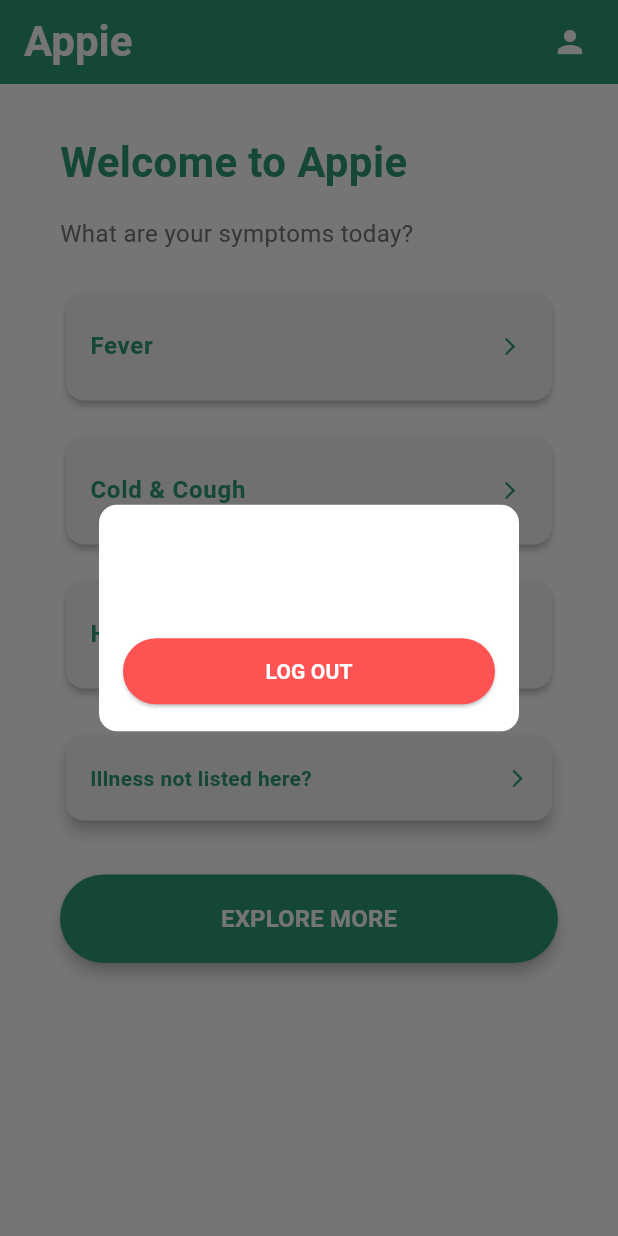
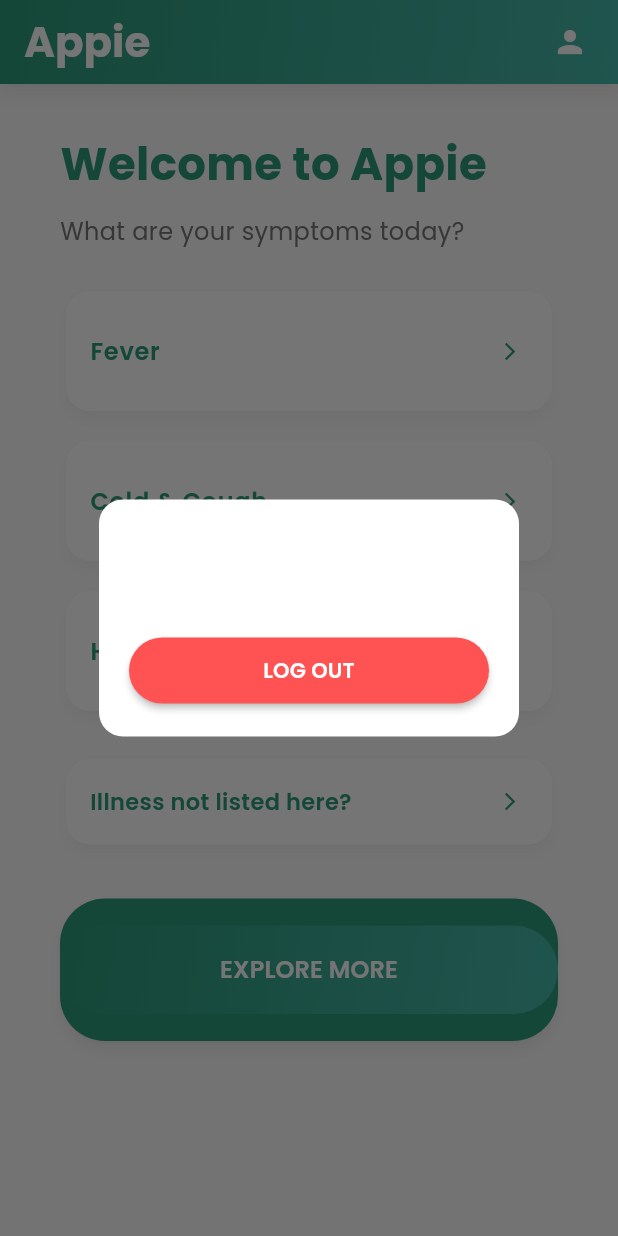
Before and after one commit to RishikNatra/Appie, a Flutter app: the screen it shows once a user with an empty profile is signed in, after a tap on the "person" icon, on a phone screen of 412 x 824 dp. Run offline on Flutter 3.47's test engine with Material 3 defaults, Android fonts, the phone set to English and light mode, and no system bars; our stand-ins replace cloud_firestore, firebase_auth, firebase_core, font_awesome_flutter, google_fonts; accounts and stored records are empty.

Commit message:
ui changes

```diff
--- a/lib/screens/home_page.dart
+++ b/lib/screens/home_page.dart
@@ -1,28 +1,44 @@
 import 'package:flutter/material.dart';
 import 'package:firebase_auth/firebase_auth.dart';
 import 'package:cloud_firestore/cloud_firestore.dart';
+import 'package:google_fonts/google_fonts.dart'; // Added for modern typography
 
 class HomePage extends StatelessWidget {
   const HomePage({super.key});
 
-  // Function to fetch user data from Firestore
+  // Fetch user data from Firestore
   Future<Map<String, String>> _getUserData() async {
     final user = FirebaseAuth.instance.currentUser;
-    if (user != null) {
+    if (user == null) {
+      return {'name': 'Guest', 'email': 'Not logged in'};
+    }
+
+    try {
       final doc = await FirebaseFirestore.instance
           .collection('users')
           .doc(user.uid)
           .get();
+      if (doc.exists) {
         final data = doc.data();
         return {
-        'name': data?['name'] ?? 'User',
-        'email': data?['email'] ?? user.email ?? 'No email',
+          'name': data?['name']?.toString() ?? 'User',
+          'email': data?['email']?.toString() ?? user.email ?? 'No email',
+        };
+      } else {
+        return {
+          'name': 'User',
+          'email': user.email ?? 'No email',
         };
       }
-    return {'name': 'User', 'email': 'No email'};
+    } catch (e) {
+      return {
+        'name': 'User',
+        'email': user.email ?? 'No email',
+      };
+    }
   }
 
-  // Function to show the profile pop-up
+  // Show profile pop-up
   void _showProfilePopup(BuildContext context) {
     showDialog(
       context: context,
@@ -31,34 +47,39 @@ class HomePage extends StatelessWidget {
           future: _getUserData(),
           builder: (context, snapshot) {
             if (snapshot.connectionState == ConnectionState.waiting) {
-              return const AlertDialog(
-                content: SizedBox(
+              return AlertDialog(
+                shape: RoundedRectangleBorder(borderRadius: BorderRadius.circular(16)),
+                backgroundColor: Colors.white,
+                content: const SizedBox(
                   height: 100,
-                  child: Center(child: CircularProgressIndicator()),
+                  child: Center(child: CircularProgressIndicator(color: Color(0xFF2D9A7A))),
                 ),
               );
             }
             final userData = snapshot.data ?? {'name': 'User', 'email': 'No email'};
             return AlertDialog(
-              shape: RoundedRectangleBorder(borderRadius: BorderRadius.circular(12)),
+              shape: RoundedRectangleBorder(borderRadius: BorderRadius.circular(16)),
               backgroundColor: Colors.white,
-              contentPadding: const EdgeInsets.all(16),
+              contentPadding: const EdgeInsets.all(20),
               content: Column(
                 mainAxisSize: MainAxisSize.min,
                 crossAxisAlignment: CrossAxisAlignment.start,
                 children: [
                   Text(
                     userData['name']!,
-                    style: const TextStyle(
+                    style: GoogleFonts.poppins(
                       fontSize: 18,
-                      fontWeight: FontWeight.bold,
-                      color: Color(0xFF2D9A7A),
+                      fontWeight: FontWeight.w600,
+                      color: const Color(0xFF2D9A7A),
                     ),
                   ),
                   const SizedBox(height: 8),
                   Text(
                     userData['email']!,
-                    style: TextStyle(fontSize: 14, color: Colors.grey.shade600),
+                    style: GoogleFonts.poppins(
+                      fontSize: 14,
+                      color: Colors.grey.shade600,
+                    ),
                   ),
                   const SizedBox(height: 16),
                   SizedBox(
@@ -66,7 +87,7 @@ class HomePage extends StatelessWidget {
                     child: ElevatedButton(
                       onPressed: () async {
                         await FirebaseAuth.instance.signOut();
-                        Navigator.of(context).pop(); // Close the dialog
+                        Navigator.of(context).pop();
                       },
                       style: ElevatedButton.styleFrom(
                         backgroundColor: Colors.redAccent,
@@ -74,13 +95,14 @@ class HomePage extends StatelessWidget {
                         shape: RoundedRectangleBorder(
                           borderRadius: BorderRadius.circular(30),
                         ),
+                        elevation: 2,
                       ),
-                      child: const Text(
+                      child: Text(
                         'LOG OUT',
-                        style: TextStyle(
+                        style: GoogleFonts.poppins(
                           fontSize: 14,
                           color: Colors.white,
-                          fontWeight: FontWeight.bold,
+                          fontWeight: FontWeight.w600,
                         ),
                       ),
                     ),
@@ -97,25 +119,35 @@ class HomePage extends StatelessWidget {
   @override
   Widget build(BuildContext context) {
     return Scaffold(
-      backgroundColor: Colors.white,
+      backgroundColor: Colors.grey.shade50, // Softer background
       appBar: AppBar(
-        title: const Text(
+        title: Text(
           'Appie',
-          style: TextStyle(
+          style: GoogleFonts.poppins(
             fontSize: 28,
-            fontWeight: FontWeight.bold,
+            fontWeight: FontWeight.w700,
             color: Colors.white,
           ),
         ),
-        backgroundColor: const Color(0xFF2D9A7A),
+        flexibleSpace: Container(
+          decoration: const BoxDecoration(
+            gradient: LinearGradient(
+              colors: [Color(0xFF2D9A7A), Color(0xFF45B7AA)],
+              begin: Alignment.topLeft,
+              end: Alignment.bottomRight,
+            ),
+          ),
+        ),
         actions: [
           IconButton(
             icon: const Icon(Icons.person, color: Colors.white, size: 24),
             tooltip: 'Profile',
             onPressed: () => _showProfilePopup(context),
           ),
-          const SizedBox(width: 8), // Add some padding
+          const SizedBox(width: 8),
         ],
+        elevation: 4,
+        shadowColor: Colors.black26,
       ),
       body: LayoutBuilder(
         builder: (context, constraints) {
@@ -126,7 +158,11 @@ class HomePage extends StatelessWidget {
                 mainAxisAlignment: MainAxisAlignment.start,
                 crossAxisAlignment: CrossAxisAlignment.start,
                 children: [
-                  TweenAnimationBuilder(
+                  Hero(
+                    tag: 'appie_title',
+                    child: Material(
+                      color: Colors.transparent,
+                      child: TweenAnimationBuilder(
                         tween: Tween<Offset>(
                           begin: const Offset(-200.0, 0.0),
                           end: const Offset(0.0, 0.0),
@@ -138,36 +174,39 @@ class HomePage extends StatelessWidget {
                             offset: offset,
                             child: FadeTransition(
                               opacity: AlwaysStoppedAnimation(offset.dx < -100 ? 0.0 : 1.0),
-                          child: const Text(
+                              child: Text(
                                 'Welcome to Appie',
-                            style: TextStyle(
-                              fontSize: 28,
-                              fontWeight: FontWeight.bold,
-                              color: Color(0xFF2D9A7A),
+                                style: GoogleFonts.poppins(
+                                  fontSize: 30,
+                                  fontWeight: FontWeight.w700,
+                                  color: const Color(0xFF2D9A7A),
                                 ),
                               ),
                             ),
                           );
                         },
                       ),
-                  const SizedBox(height: 16),
+                    ),
+                  ),
+                  const SizedBox(height: 12),
                   Text(
                     "What are your symptoms today?",
-                    style: TextStyle(
+                    style: GoogleFonts.poppins(
                       fontSize: 16,
                       color: Colors.grey.shade600,
+                      fontWeight: FontWeight.w400,
                     ),
                   ),
                   const SizedBox(height: 24),
                   AnimatedOpacity(
                     opacity: 1.0,
-                    duration: const Duration(milliseconds: 500),
+                    duration: const Duration(milliseconds: 600),
                     child: Column(
                       children: [
                         IllnessCard(title: 'Fever'),
-                        const SizedBox(height: 16),
+                        const SizedBox(height: 12),
                         IllnessCard(title: 'Cold & Cough'),
-                        const SizedBox(height: 16),
+                        const SizedBox(height: 12),
                         IllnessCard(title: 'Headache'),
                       ],
                     ),
@@ -178,10 +217,11 @@ class HomePage extends StatelessWidget {
                       // Navigate to IllnessDetailsPage
                     },
                     child: Card(
-                      color: Colors.grey.shade100,
-                      elevation: 4,
+                      color: Colors.white,
+                      elevation: 3,
+                      shadowColor: Colors.black12,
                       shape: RoundedRectangleBorder(
-                        borderRadius: BorderRadius.circular(12),
+                        borderRadius: BorderRadius.circular(16),
                       ),
                       child: Padding(
                         padding: const EdgeInsets.symmetric(horizontal: 16, vertical: 18),
@@ -190,15 +230,20 @@ class HomePage extends StatelessWidget {
                           children: [
                             Text(
                               'Illness not listed here?',
-                              style: TextStyle(
-                                fontWeight: FontWeight.bold,
+                              style: GoogleFonts.poppins(
+                                fontSize: 15,
+                                fontWeight: FontWeight.w600,
                                 color: const Color(0xFF2D9A7A),
                               ),
                             ),
-                            Icon(
+                            Container(
+                              alignment: Alignment.center,
+                              width: 24,
+                              child: const Icon(
                                 Icons.arrow_forward_ios,
-                              color: const Color(0xFF2D9A7A),
-                              size: 14, // Smaller size
+                                color: Color(0xFF2D9A7A),
+                                size: 14, // Small and centered
+                              ),
                             ),
                           ],
                         ),
@@ -207,25 +252,48 @@ class HomePage extends StatelessWidget {
                   ),
                   const SizedBox(height: 32),
                   SizedBox(
-                    width: constraints.maxWidth > 800 ? 200 : double.infinity,
+                    width: constraints.maxWidth > 800 ? 220 : double.infinity,
                     child: ElevatedButton(
                       onPressed: () {
                         // Add navigation or action
                       },
                       style: ElevatedButton.styleFrom(
-                        backgroundColor: const Color(0xFF2D9A7A),
                         padding: const EdgeInsets.symmetric(vertical: 18),
                         shape: RoundedRectangleBorder(
                           borderRadius: BorderRadius.circular(30),
                         ),
-                        elevation: 4,
+                        elevation: 3,
+                        shadowColor: Colors.black26,
+                        foregroundColor: Colors.white,
+                        backgroundColor: Colors.transparent,
+                        surfaceTintColor: Colors.transparent,
+                        overlayColor: Colors.white.withOpacity(0.1), // Subtle press effect
+                      ).copyWith(
+                        backgroundColor: MaterialStateProperty.resolveWith(
+                              (states) => states.contains(MaterialState.pressed)
+                              ? const Color(0xFF45B7AA)
+                              : const Color(0xFF2D9A7A),
                         ),
-                      child: const Text(
+                      ),
+                      child: Container(
+                        decoration: const BoxDecoration(
+                          gradient: LinearGradient(
+                            colors: [Color(0xFF2D9A7A), Color(0xFF45B7AA)],
+                            begin: Alignment.topLeft,
+                            end: Alignment.bottomRight,
+                          ),
+                          borderRadius: BorderRadius.all(Radius.circular(30)),
+                        ),
+                        padding: const EdgeInsets.symmetric(vertical: 18),
+                        child: Center(
+                          child: Text(
                             'EXPLORE MORE',
-                        style: TextStyle(
+                            style: GoogleFonts.poppins(
                               fontSize: 16,
                               color: Colors.white,
-                          fontWeight: FontWeight.bold,
+                              fontWeight: FontWeight.w600,
+                            ),
+                          ),
                         ),
                       ),
                     ),
@@ -247,35 +315,43 @@ class IllnessCard extends StatelessWidget {
 
   @override
   Widget build(BuildContext context) {
-    return Card(
-      color: Colors.grey.shade100,
-      elevation: 2,
+    return GestureDetector(
+      onTapDown: (_) {}, // Required for scale animation
+      child: AnimatedContainer(
+        duration: const Duration(milliseconds: 200),
+        transform: Matrix4.identity()..scale(1.0), // Scale effect on tap
+        child: Card(
+          color: Colors.white,
+          elevation: 3,
+          shadowColor: Colors.black12,
           shape: RoundedRectangleBorder(
-        borderRadius: BorderRadius.circular(12),
+            borderRadius: BorderRadius.circular(16),
           ),
           child: ListTile(
-        contentPadding: const EdgeInsets.symmetric(horizontal: 16, vertical: 8),
+            contentPadding: const EdgeInsets.symmetric(horizontal: 16, vertical: 12),
             title: Text(
               title,
-          style: const TextStyle(
+              style: GoogleFonts.poppins(
                 fontSize: 16,
                 fontWeight: FontWeight.w600,
-            color: Color(0xFF2D9A7A),
+                color: const Color(0xFF2D9A7A),
               ),
             ),
             trailing: Container(
-          alignment: Alignment.center, // Center the icon
-          width: 24, // Fixed width to ensure centering
+              alignment: Alignment.center,
+              width: 24,
               child: const Icon(
                 Icons.arrow_forward_ios,
                 color: Color(0xFF2D9A7A),
-            size: 14, // Smaller size
+                size: 14, // Small and centered
               ),
             ),
             onTap: () {
               // Navigate to IllnessDetailsPage
             },
           ),
+        ),
+      ),
     );
   }
 }
```
Lines whose indentation alone changed are shown as unchanged.
